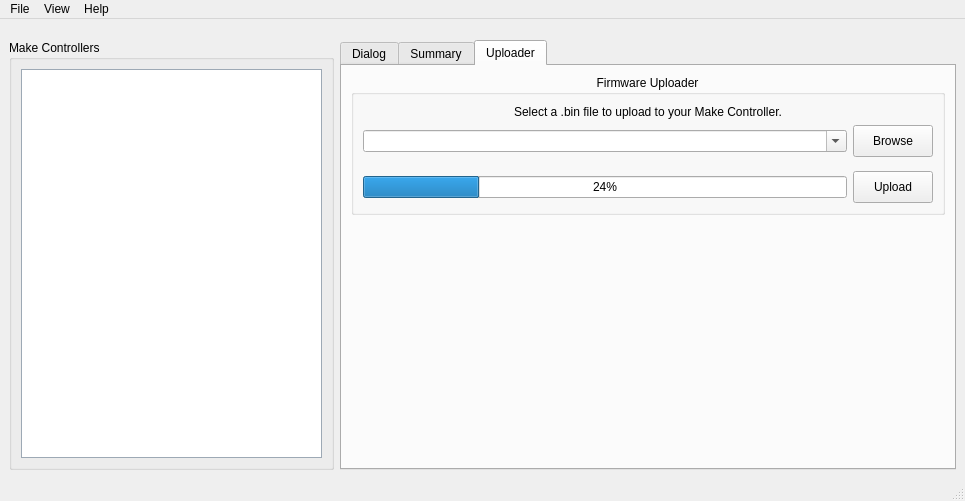
makingthings/makecontroller, file mchelper/trunk/layouts/mchelper.ui: the form before one commit.
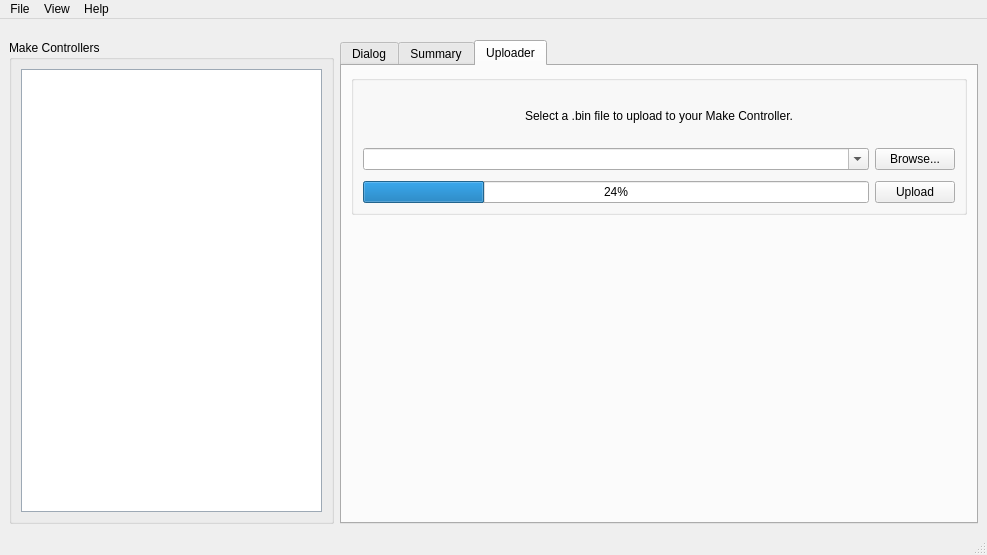
The form after the commit. The open tabs and pages were chosen to show the change.

Commit message: - fixed slightly broken preferences layout - tweak to summary tab layout

The edit to the form file:
```diff
--- a/mchelper/trunk/layouts/mchelper.ui
+++ b/mchelper/trunk/layouts/mchelper.ui
@@ -5,8 +5,8 @@
    <rect>
     <x>0</x>
     <y>0</y>
-    <width>965</width>
-    <height>501</height>
+    <width>987</width>
+    <height>555</height>
    </rect>
   </property>
   <property name="sizePolicy" >
@@ -938,97 +938,25 @@
              </size>
             </property>
             <property name="title" >
-             <string>Firmware Uploader</string>
+             <string/>
             </property>
             <property name="alignment" >
              <set>Qt::AlignHCenter|Qt::AlignTop</set>
             </property>
             <layout class="QVBoxLayout" >
-             <item>
-              <widget class="QLabel" name="label_9" >
-               <property name="text" >
-                <string>Select a .bin file to upload to your Make Controller.</string>
-               </property>
-               <property name="alignment" >
-                <set>Qt::AlignCenter</set>
-               </property>
-              </widget>
-             </item>
              <item>
               <layout class="QGridLayout" >
-               <property name="leftMargin" >
-                <number>0</number>
-               </property>
-               <property name="topMargin" >
-                <number>0</number>
-               </property>
-               <property name="rightMargin" >
-                <number>0</number>
-               </property>
-               <property name="bottomMargin" >
-                <number>0</number>
-               </property>
-               <property name="horizontalSpacing" >
-                <number>6</number>
-               </property>
-               <property name="verticalSpacing" >
-                <number>6</number>
-               </property>
-               <item row="2" column="1" >
-                <widget class="QProgressBar" name="progressBar" >
-                 <property name="value" >
-                  <number>24</number>
-                 </property>
-                 <property name="orientation" >
-                  <enum>Qt::Horizontal</enum>
-                 </property>
-                </widget>
-               </item>
-               <item row="2" column="2" >
-                <widget class="QPushButton" name="uploadButton" >
-                 <property name="minimumSize" >
-                  <size>
-                   <width>80</width>
-                   <height>32</height>
-                  </size>
-                 </property>
-                 <property name="maximumSize" >
-                  <size>
-                   <width>80</width>
-                   <height>32</height>
-                  </size>
-                 </property>
-                 <property name="focusPolicy" >
-                  <enum>Qt::NoFocus</enum>
-                 </property>
+               <item row="0" column="0" colspan="2" >
+                <widget class="QLabel" name="label_9" >
                  <property name="text" >
-                  <string>Upload</string>
+                  <string>Select a .bin file to upload to your Make Controller.</string>
                  </property>
-                </widget>
-               </item>
-               <item row="0" column="2" >
-                <widget class="QPushButton" name="fileSelectButton" >
-                 <property name="minimumSize" >
-                  <size>
-                   <width>80</width>
-                   <height>32</height>
-                  </size>
+                 <property name="alignment" >
+                  <set>Qt::AlignCenter</set>
                  </property>
-                 <property name="maximumSize" >
-                  <size>
-                   <width>80</width>
-                   <height>32</height>
-                  </size>
-                 </property>
-                 <property name="focusPolicy" >
-                  <enum>Qt::NoFocus</enum>
-                 </property>
-                 <property name="text" >
-                  <string>Browse</string>
-                 </property>
                 </widget>
                </item>
-               <item row="0" column="1" >
+               <item row="1" column="0" >
                 <widget class="QComboBox" name="fileSelectText" >
                  <property name="editable" >
                   <bool>true</bool>
@@ -1042,6 +970,36 @@
                 </widget>
                </item>
                <item row="1" column="1" >
+                <widget class="QPushButton" name="fileSelectButton" >
+                 <property name="focusPolicy" >
+                  <enum>Qt::NoFocus</enum>
+                 </property>
+                 <property name="text" >
+                  <string>Browse...</string>
+                 </property>
+                </widget>
+               </item>
+               <item row="3" column="0" >
+                <widget class="QProgressBar" name="progressBar" >
+                 <property name="value" >
+                  <number>24</number>
+                 </property>
+                 <property name="orientation" >
+                  <enum>Qt::Horizontal</enum>
+                 </property>
+                </widget>
+               </item>
+               <item row="3" column="1" >
+                <widget class="QPushButton" name="uploadButton" >
+                 <property name="focusPolicy" >
+                  <enum>Qt::NoFocus</enum>
+                 </property>
+                 <property name="text" >
+                  <string>Upload</string>
+                 </property>
+                </widget>
+               </item>
+               <item row="2" column="0" colspan="2" >
                 <spacer>
                  <property name="orientation" >
                   <enum>Qt::Vertical</enum>
@@ -1052,7 +1010,7 @@
                  <property name="sizeHint" >
                   <size>
                    <width>20</width>
-                   <height>8</height>
+                   <height>5</height>
                   </size>
                  </property>
                 </spacer>
@@ -1088,7 +1046,7 @@
     <rect>
      <x>0</x>
      <y>0</y>
-     <width>965</width>
+     <width>987</width>
      <height>22</height>
     </rect>
    </property>
```
Left out of the diff: 43 changed lines with no effect on the pictures. The commit also changes 2 other files.
